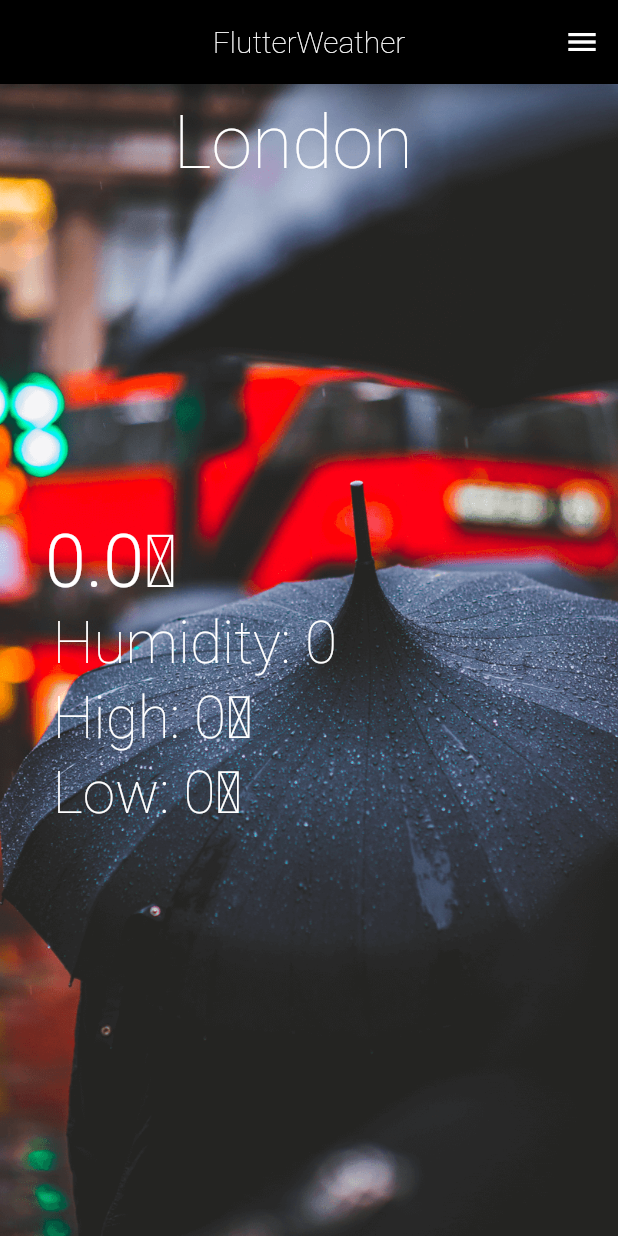
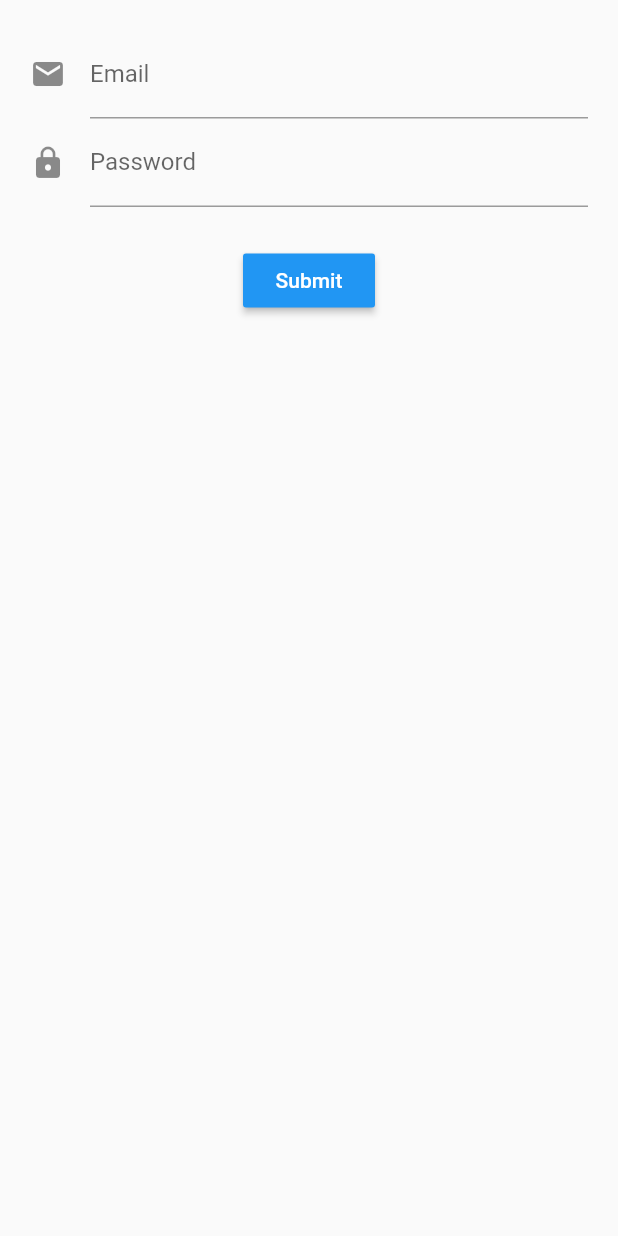
Before and after one commit to T-Pinfold/Flutter_Weather, a Flutter app: the screen it shows after launch, on a phone screen of 412 x 824 dp. Run offline on Flutter 3.47's test engine with Material 2 defaults, Android fonts, the phone set to English and light mode, and no system bars.

Commit message:
Pushing initial work on project

```diff
--- a/lib/backend/WeatherApi.dart
+++ /dev/null
@@ -1,46 +0,0 @@
-import 'dart:async';
-import 'dart:convert';
-import '../models/WeatherEntry.dart';
-import 'package:http/http.dart' as http;
-
-class WeatherApi {
-  static final WeatherApi _weatherApi = new WeatherApi._internal();
-
-  static final String appId = '1334f814316ce2b4215d20261be774af';
-  static final String id = '524901';
-  static final String unit = "metric";
-  static String defaultCity = 'London';
-  static var cities = jsonDecode('assets/data.json');
-
-  factory WeatherApi() {
-    return _weatherApi;
-  }
-
-  WeatherApi._internal();
-
-  static Future<WeatherEntry> fetchData(String location) async {
-
-    print(cities);
-
-    String url = "http://api.openweathermap.org/data/2.5/weather?q=" +
-        WeatherApi.defaultCity +
-        "&appid=" +
-        WeatherApi.appId +
-        "&id=" +
-        WeatherApi.id +
-        "&units=metric";
-
-    http.Response response = await http.get(url);
-    Map data = jsonDecode(response.body);
-
-    var entry = new WeatherEntry();
-    entry.setTemperature(data['main']['temp']);
-    entry.setHigh(data['main']['temp_max']);
-    entry.setLow(data['main']['temp_min']);
-    entry.setHumidity(data['main']['humidity']);
-    entry.setPressure(data['main']['pressure']);
-
-    return entry;
-  }
-
-}
--- a/lib/models/WeatherEntry.dart
+++ /dev/null
@@ -1,30 +0,0 @@
-
-class WeatherEntry {
-
-String description = '';
-double temperature = 0.0;
-int pressure = 0;
-int humidity = 0;
-int high = 0;
-int low = 0;
-
-void setTemperature(double newTemperature) {
-    temperature = newTemperature;
-}
-
-void setPressure(int newPressure) {
-    pressure = newPressure;
-}
-
-void setHumidity(int newHumidity) {
-    humidity = newHumidity;
-}
-
-void setHigh(int newHigh) {
-    high = newHigh;
-}
-
-void setLow(int newLow) {
-    low = newLow;
-}
-}
--- a/lib/pages/CityPicker.dart
+++ /dev/null
@@ -1,59 +0,0 @@
-import 'package:flutter/material.dart';
-import 'FlutterWeather.dart';
-
-class CityPicker extends StatefulWidget {
-  @override
-  _CityPickerState createState() => new _CityPickerState();
-}
-
-class _CityPickerState extends State<CityPicker> {
-  final List<String> cities = ['London', 'Canterbury', 'Folkestone', 'Dover'];
-
-  var _nameFieldController = new TextEditingController();
-//
-//  void updateList() {
-//    var newListEntries = [];
-//
-//    for (var i = 0; i < cities.length; i++) {
-//      newListEntries.add(new ListTile(
-//        title: new Text(cities[i]),
-//        onLongPress: () => 'selected' + cities[i],
-//      ));
-//    }
-//  }
-
-  void _viewCity(String city) {
-    if (Navigator.canPop(context)) {}
-  }
-
-  void initState() {
-    super.initState();
-  }
-
-  @override
-  Widget build(BuildContext context) {
-    final title = 'City Picker';
-
-    return MaterialApp(
-      title: title,
-      home: Scaffold(
-        appBar: AppBar(
-          title: Text(title),
-        ),
-        body: new Stack(
-          children: <Widget>[
-            ListView.builder(
-              itemCount: cities.length,
-              itemBuilder: (context, index) {
-                return ListTile(
-                    title: Text('${cities[index]}'),
-                    leading: const Icon(Icons.add_location),
-                    onTap: () => Navigator.push(context, MaterialPageRoute(builder: (context) => FlutterWeather())));
-              },
-            ),
-          ],
-        ),
-      ),
-    );
-  }
-}
--- a/lib/pages/FlutterWeather.dart
+++ /dev/null
@@ -1,100 +0,0 @@
-import 'package:flutter/material.dart';
-import '../backend/WeatherApi.dart';
-import '../models/WeatherEntry.dart';
-import 'CityPicker.dart';
-
-class FlutterWeather extends StatefulWidget {
-  @override
-  _FlutterWeatherState createState() => new _FlutterWeatherState();
-}
-
-class _FlutterWeatherState extends State<FlutterWeather> {
-  WeatherEntry weather = new WeatherEntry();
-
-  void initState() {
-    super.initState();
-  }
-
-  void _getWeatherEntry() async {
-    WeatherEntry weatherEntry = await WeatherApi.fetchData("London");
-    this.setState(() {
-      weather = weatherEntry;
-    });
-  }
-
-  @override
-  Widget build(BuildContext context) {
-    return new Scaffold(
-        appBar: new AppBar(
-          title: new Text('FlutterWeather',
-              style: new TextStyle(
-                  color: Colors.white, fontWeight: FontWeight.w100)),
-          backgroundColor: Colors.black,
-          centerTitle: true,
-          actions: <Widget>[
-            new IconButton(
-                icon: new Icon(
-                  Icons.menu,
-                  color: Colors.white,
-                ),
-                onPressed: () => _getWeatherEntry())
-          ],
-        ),
-        body: new Stack(
-          children: <Widget>[
-            new Center(
-              child: new Image.asset('assets/images/umbrella.png',
-                fit: BoxFit.cover,
-                height: double.infinity,
-                width: double.infinity,
-                alignment: Alignment.center
-              ),
-            ),
-            new Container(
-                alignment: Alignment.topCenter,
-                margin: const EdgeInsets.fromLTRB(0.0, 10.9, 20.9, 0.0),
-                child: new InkWell(
-                    child: new Text(
-                      "London",
-                      style: new TextStyle(
-                          color: Colors.white,
-                          fontSize: 49.0,
-                          fontWeight: FontWeight.w200),
-                    ),
-                    onTap: () => Navigator.push(context, MaterialPageRoute(builder: (context) => CityPicker())))),
-            new Container(
-              margin: const EdgeInsets.fromLTRB(30.0, 290.0, 0.0, 0.0),
-              child: new Text("${weather.temperature}\u{2103}",
-                  style: new TextStyle(
-                      color: Colors.white,
-                      fontSize: 49.0,
-                      fontWeight: FontWeight.w300)),
-            ),
-            new Container(
-              margin: const EdgeInsets.fromLTRB(35.0, 350.0, 0.0, 0.0),
-              child: new Text("Humidity: ${weather.humidity}",
-                  style: new TextStyle(
-                      color: Colors.white,
-                      fontSize: 39.0,
-                      fontWeight: FontWeight.w200)),
-            ),
-            new Container(
-              margin: const EdgeInsets.fromLTRB(35.0, 400.0, 0.0, 0.0),
-              child: new Text("High: ${weather.high}\u{2103}",
-                  style: new TextStyle(
-                      color: Colors.white,
-                      fontSize: 39.0,
-                      fontWeight: FontWeight.w200)),
-            ),
-            new Container(
-              margin: const EdgeInsets.fromLTRB(35.0, 450.0, 0.0, 0.0),
-              child: new Text("Low: ${weather.low}\u{2103}",
-                  style: new TextStyle(
-                      color: Colors.white,
-                      fontSize: 39.0,
-                      fontWeight: FontWeight.w200)),
-            ),
-          ],
-        ));
-  }
-}
--- /dev/null
+++ b/lib/src/app.dart
@@ -0,0 +1,13 @@
+import 'package:flutter/material.dart';
+import 'screens/login_screen.dart';
+
+class App extends StatelessWidget {
+  Widget build(context) {
+    return MaterialApp(
+      title: 'Log Me In!',
+      home: Scaffold(
+        body: new  LoginScreen(),
+      ),
+    );
+  }
+}
--- /dev/null
+++ b/lib/src/mixins/validation_mixin.dart
@@ -0,0 +1,24 @@
+class ValidationMixin {
+
+
+  String validateEmail(String value) {
+    //null if valid
+    //String if invalid containing error message
+    if(!value.contains('@')){
+      return 'Please enter a valid email address';
+    }
+
+    return null;
+  }
+
+  String validatePassword(String value) {
+    //null if valid
+    //String if invalid containing error message
+    if(value.length < 4){
+      return 'password must be atleast 4 characters';
+    }
+    return null;
+  }
+
+
+}
--- /dev/null
+++ b/lib/src/screens/login_screen.dart
@@ -0,0 +1,104 @@
+import 'package:flutter/material.dart';
+import '../mixins/validation_mixin.dart';
+
+
+class LoginScreen extends StatefulWidget {
+  @override
+  State<StatefulWidget> createState() {
+    return new LoginScreenState();
+  }
+}
+
+class LoginScreenState extends State<LoginScreen> with ValidationMixin {
+
+  final formkey = GlobalKey<FormState>();
+
+  String email = '';
+
+  String password = '';
+
+  @override
+  Widget build(BuildContext context) {
+    return Container(
+      margin: EdgeInsets.all(20.0),
+      child: form(),
+    );
+  }
+
+  Widget form() {
+    return Form(
+      key: formkey,
+      child: Column(
+        children: <Widget>[
+          user(),
+          pass(),
+          spacer(25.0),
+          button(),
+        ],
+      )
+    );
+  }
+
+  Widget user() {
+    return TextFormField(
+
+      keyboardType: TextInputType.emailAddress,
+
+      decoration: new InputDecoration(
+        labelText: 'Email',
+        icon: Icon(Icons.mail),
+        hintText: 'someone@email.com',
+      ),
+
+      validator: validateEmail,
+      onSaved: (String value) {
+        email = value;
+      },
+    );
+  }
+
+  Widget pass() {
+    return TextFormField(
+
+      obscureText: false,
+
+      decoration: new InputDecoration(
+        labelText: 'Password',
+        icon: Icon(Icons.lock)
+      ),
+
+      validator:validatePassword,
+      onSaved: (String value) {
+         password = value;
+      },
+    );
+
+  }
+
+  Widget button() {
+    return RaisedButton(
+        child: Text('Submit'),
+        color: Colors.blue,
+        textColor: Colors.white,
+        onPressed: validation,
+    );
+  }
+
+  Widget spacer(double size) {
+    return Container(
+      margin: EdgeInsets.only(top: size),
+    );
+  }
+
+  void validation() {
+
+    FormState state = formkey.currentState;
+
+    bool isValid = state.validate();
+
+    if(isValid) {
+      state.save();
+      print('time to post the $email and $password to API');
+    }
+  }
+}
```
Also changed, not shown: lib/main.dart (+4 -8 lines), pubspec.yaml (+15 -7 lines), pubspec.lock, 12 other files.
